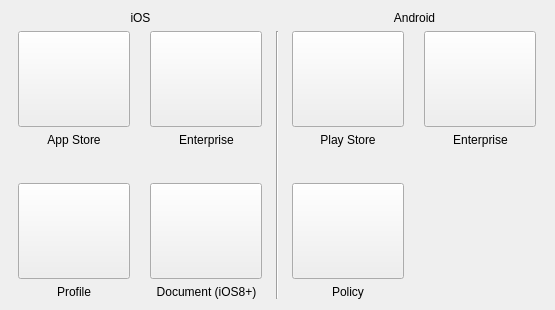
The window that FWAdminLib/CreateMobileFilesetDlg.ui (fw-dev/translations) describes before a commit, drawn with Qt 5.
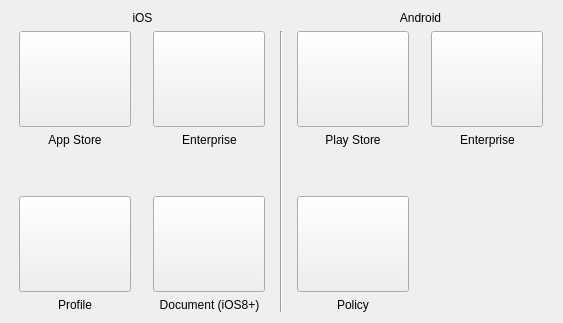
The same window after the commit. Icons and pictures are not drawn.

```diff
--- a/FWAdminLib/CreateMobileFilesetDlg.ui
+++ b/FWAdminLib/CreateMobileFilesetDlg.ui
@@ -6,16 +6,10 @@
    <rect>
     <x>0</x>
     <y>0</y>
-    <width>555</width>
-    <height>310</height>
+    <width>563</width>
+    <height>323</height>
    </rect>
   </property>
-  <property name="sizePolicy">
-   <sizepolicy hsizetype="Preferred" vsizetype="Fixed">
-    <horstretch>0</horstretch>
-    <verstretch>0</verstretch>
-   </sizepolicy>
-  </property>
   <property name="maximumSize">
    <size>
     <width>1024</width>
```
